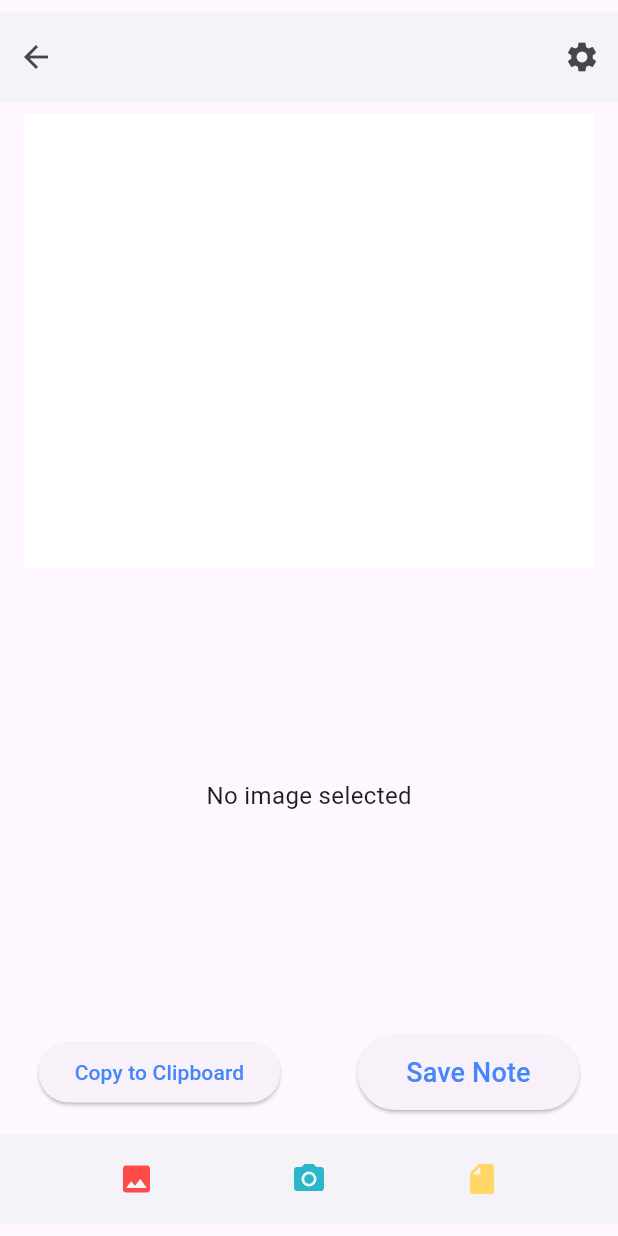
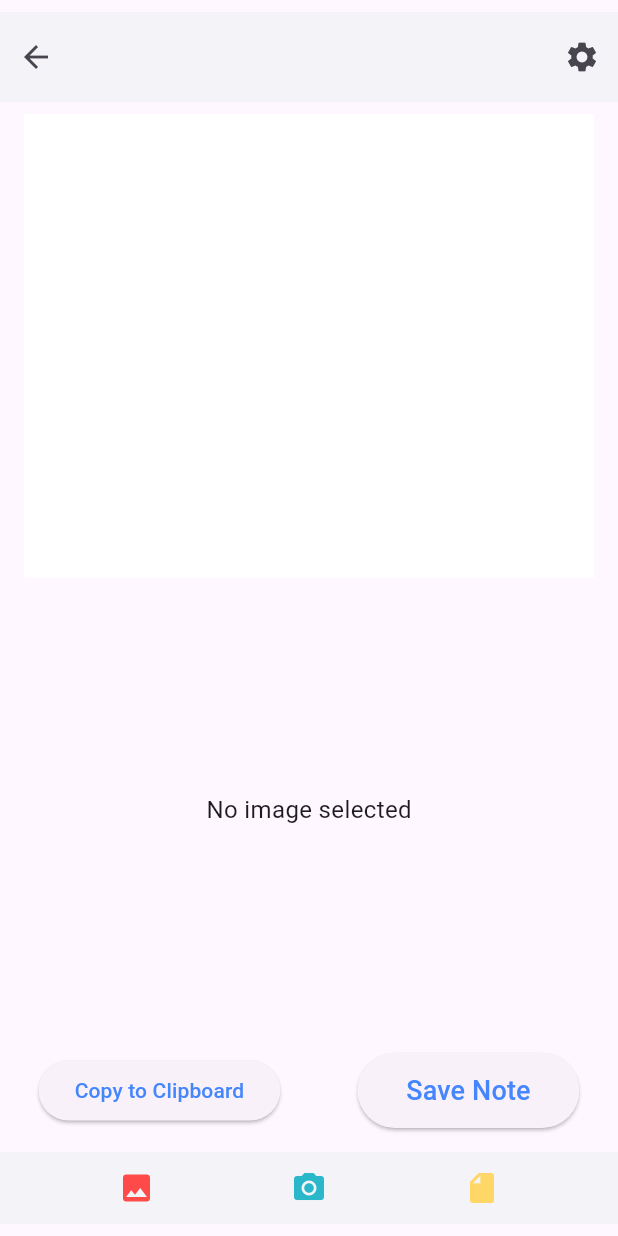
Before and after one commit to colecrawley/ocr_project, a Flutter app: the Home screen opened directly, on a phone screen of 412 x 824 dp. Run offline on Flutter 3.47's test engine with Material 3 defaults, Android fonts, the light colour scheme and no system bars; our stand-ins replace get, image_picker, photo_view; missing offline and left inert: google_ml_kit.

Commit message:
fixed some layout issues, to properly run this build on an android phone, you need to install the debug version of the apk, but everything works on the debug version

```diff
--- a/android_studio_ocr_project/lib/home.dart
+++ b/android_studio_ocr_project/lib/home.dart
@@ -9,7 +9,6 @@ import 'start_menu.dart'; // Import the StartMenu screen
 import 'saved_notes.dart'; // Import the bottom right button
 import 'save_button.dart';
 import 'photo_grid.dart';
-
 
 class Home extends StatefulWidget {
   const Home({Key? key}) : super(key: key);
@@ -164,7 +163,6 @@ class _HomeState extends State<Home> {
             padding: const EdgeInsets.symmetric(vertical: 8.0),
             // Add vertical padding
             child: Container(
-              height: 60,
               color: Color(0xFFF4F4F8), // Bottom bar color using hex code
               child: Row(
                 mainAxisAlignment: MainAxisAlignment.spaceEvenly,
```
